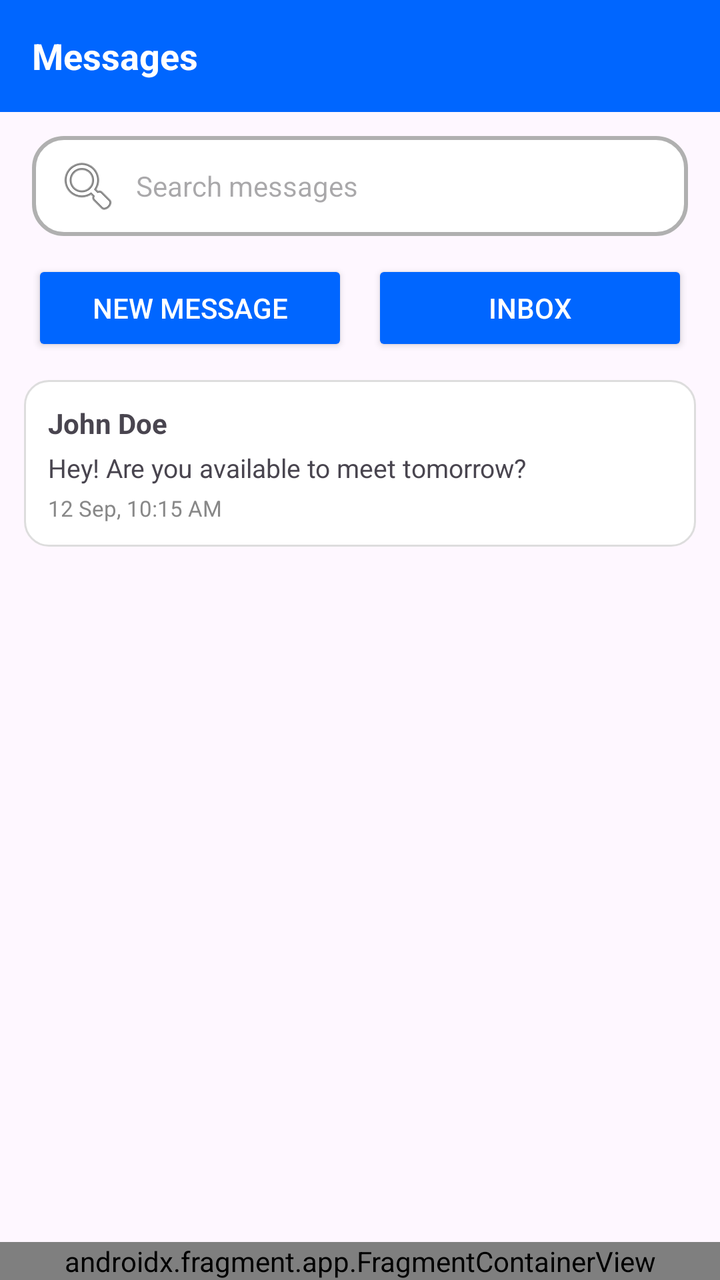
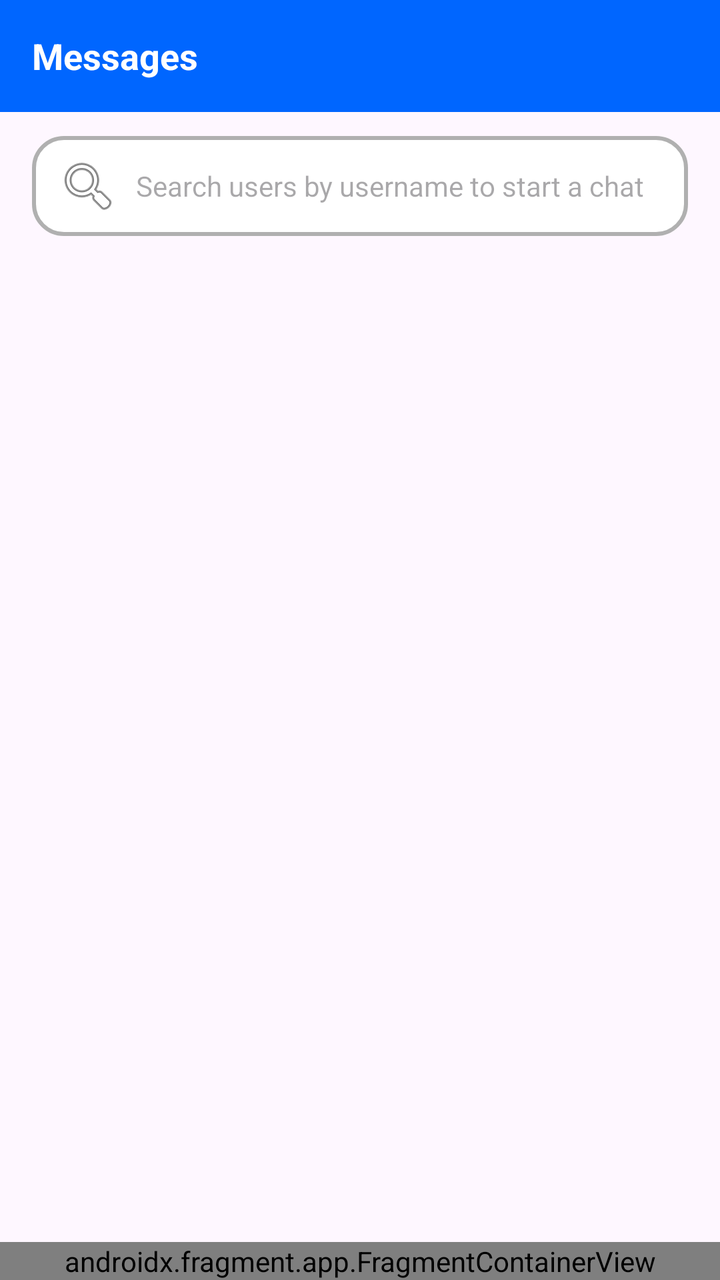

Screens rendered from an Android XML layout before and after an edit, with the pre-edit source and the edit as a unified diff.
<!-- AndroidManifest.xml: application theme Theme.AcadenceApp -->
<!-- res/layout/activity_message.xml -->
<?xml version="1.0" encoding="utf-8"?>
<androidx.constraintlayout.widget.ConstraintLayout xmlns:android="http://schemas.android.com/apk/res/android"
    xmlns:app="http://schemas.android.com/apk/res-auto"
    xmlns:tools="http://schemas.android.com/tools"
    android:id="@+id/main"
    android:layout_width="match_parent"
    android:layout_height="match_parent"
    tools:context=".RequestActivity">

    <TextView
        android:id="@+id/titleText"
        android:layout_width="0dp"
        android:layout_height="56dp"
        android:background="#0066FF"
        android:gravity="center_vertical"
        android:paddingStart="16dp"
        android:text="Messages"
        android:textColor="@android:color/white"
        android:textSize="18sp"
        android:textStyle="bold"
        app:layout_constraintTop_toTopOf="parent"
        app:layout_constraintStart_toStartOf="parent"
        app:layout_constraintEnd_toEndOf="parent" />

    
    <EditText
        android:id="@+id/searchBar"
        android:layout_width="0dp"
        android:layout_height="50dp"
        android:hint="Search messages"
        android:drawableStart="@android:drawable/ic_menu_search"
        android:drawablePadding="8dp"
        android:padding="12dp"
        android:textSize="14sp"
        android:background="@drawable/rounded_edittext"
        android:layout_marginStart="16dp"
        android:layout_marginEnd="16dp"
        android:layout_marginTop="12dp"
        app:layout_constraintTop_toBottomOf="@id/titleText"
        app:layout_constraintStart_toStartOf="parent"
        app:layout_constraintEnd_toEndOf="parent" />

    
    <LinearLayout
        android:id="@+id/buttonRow"
        android:layout_width="0dp"
        android:layout_height="wrap_content"
        android:orientation="horizontal"
        android:gravity="center"
        android:layout_marginTop="12dp"
        android:layout_marginStart="16dp"
        android:layout_marginEnd="16dp"
        app:layout_constraintTop_toBottomOf="@id/searchBar"
        app:layout_constraintStart_toStartOf="parent"
        app:layout_constraintEnd_toEndOf="parent">

        <Button
            android:id="@+id/btnNewMessage"
            android:layout_width="0dp"
            android:layout_height="wrap_content"
            android:layout_weight="1"
            android:text="New Message"
            android:textColor="@android:color/white"
            android:backgroundTint="#0066FF" />

        <Space
            android:layout_width="12dp"
            android:layout_height="wrap_content" />

        <Button
            android:id="@+id/btnInbox"
            android:layout_width="0dp"
            android:layout_height="wrap_content"
            android:layout_weight="1"
            android:text="Inbox"
            android:textColor="@android:color/white"
            android:backgroundTint="#0066FF" />
    </LinearLayout>

    
    <LinearLayout
        android:id="@+id/messagesList"
        android:layout_width="0dp"
        android:layout_height="0dp"
        android:orientation="vertical"
        android:padding="12dp"
        app:layout_constraintTop_toBottomOf="@id/buttonRow"
        app:layout_constraintBottom_toTopOf="@id/navbar_container"
        app:layout_constraintStart_toStartOf="parent"
        app:layout_constraintEnd_toEndOf="parent">

        
        <LinearLayout
            android:layout_width="match_parent"
            android:layout_height="wrap_content"
            android:orientation="vertical"
            android:padding="12dp"
            android:layout_marginBottom="8dp"
            android:background="@drawable/rounded_card">

            <TextView
                android:layout_width="wrap_content"
                android:layout_height="wrap_content"
                android:text="John Doe"
                android:textStyle="bold"
                android:textSize="14sp" />

            <TextView
                android:layout_width="wrap_content"
                android:layout_height="wrap_content"
                android:text="Hey! Are you available to meet tomorrow?"
                android:textSize="13sp"
                android:layout_marginTop="4dp" />

            <TextView
                android:layout_width="wrap_content"
                android:layout_height="wrap_content"
                android:text="12 Sep, 10:15 AM"
                android:textSize="11sp"
                android:textColor="#888888"
                android:layout_marginTop="4dp"/>
        </LinearLayout>

    </LinearLayout>

    
    <androidx.fragment.app.FragmentContainerView
        android:id="@+id/navbar_container"
        android:name="com.example.acadenceapp.NavbarFragment"
        android:layout_width="0dp"
        android:layout_height="wrap_content"
        app:layout_constraintBottom_toBottomOf="parent"
        app:layout_constraintStart_toStartOf="parent"
        app:layout_constraintEnd_toEndOf="parent" />

</androidx.constraintlayout.widget.ConstraintLayout>
<!-- resources referenced by this layout -->
<resources>
  <!-- drawable rounded_card (drawable) -->
  <?xml version="1.0" encoding="utf-8"?>
  <shape xmlns:android="http://schemas.android.com/apk/res/android"
      android:shape="rectangle">
  
      
      <solid android:color="@android:color/white" />
  
      
      <stroke
          android:width="1dp"
          android:color="#DDDDDD" /> 
  
      
      <corners android:radius="12dp" />
  
      
      <padding
          android:left="8dp"
          android:top="8dp"
          android:right="8dp"
          android:bottom="8dp" />
  
  </shape>
  <!-- drawable rounded_edittext (drawable) -->
  <?xml version="1.0" encoding="utf-8"?>
  <shape xmlns:android="http://schemas.android.com/apk/res/android" android:shape="rectangle">
      <solid android:color="#FFFFFF"/> 
      <corners android:radius="15dp"/>
      <stroke android:width="2dp" android:color="#B0B0B0"/>
      <padding android:left="16dp" android:top="16dp"
          android:right="16dp" android:bottom="16dp"/>
  </shape>
  <style name="Theme.AcadenceApp" parent="Base.Theme.AcadenceApp" />
  <style name="Base.Theme.AcadenceApp" parent="Theme.Material3.DayNight.NoActionBar">
          <item name="colorPrimary">#0066FF</item>   
          <item name="colorPrimaryVariant">#004C99</item> 
          <item name="colorOnPrimary">#FFFFFF</item> 
      </style>
</resources>

<!-- the commit's change to res/layout/activity_message.xml (unified diff, before → after) -->
@@ -5,33 +5,32 @@
     android:id="@+id/main"
     android:layout_width="match_parent"
     android:layout_height="match_parent"
-    tools:context=".RequestActivity">
+    tools:context=".MessageActivity"> <TextView
+    android:id="@+id/titleText"
+    android:layout_width="0dp"
+    android:layout_height="56dp"
+    android:background="#0066FF"
+    android:gravity="center_vertical"
+    android:paddingStart="16dp"
+    android:text="Messages"
+    android:textColor="@android:color/white"
+    android:textSize="18sp"
+    android:textStyle="bold"
+    app:layout_constraintTop_toTopOf="parent"
+    app:layout_constraintStart_toStartOf="parent"
+    app:layout_constraintEnd_toEndOf="parent" />
 
-    <TextView
-        android:id="@+id/titleText"
-        android:layout_width="0dp"
-        android:layout_height="56dp"
-        android:background="#0066FF"
-        android:gravity="center_vertical"
-        android:paddingStart="16dp"
-        android:text="Messages"
-        android:textColor="@android:color/white"
-        android:textSize="18sp"
-        android:textStyle="bold"
-        app:layout_constraintTop_toTopOf="parent"
-        app:layout_constraintStart_toStartOf="parent"
-        app:layout_constraintEnd_toEndOf="parent" />
-
-    
     <EditText
         android:id="@+id/searchBar"
         android:layout_width="0dp"
         android:layout_height="50dp"
-        android:hint="Search messages"
+        android:hint="Search users by username to start a chat"
         android:drawableStart="@android:drawable/ic_menu_search"
         android:drawablePadding="8dp"
         android:padding="12dp"
         android:textSize="14sp"
+        android:imeOptions="actionSearch"
+        android:inputType="text"
         android:background="@drawable/rounded_edittext"
         android:layout_marginStart="16dp"
         android:layout_marginEnd="16dp"
@@ -40,91 +39,17 @@
         app:layout_constraintStart_toStartOf="parent"
         app:layout_constraintEnd_toEndOf="parent" />
 
-    
-    <LinearLayout
-        android:id="@+id/buttonRow"
-        android:layout_width="0dp"
-        android:layout_height="wrap_content"
-        android:orientation="horizontal"
-        android:gravity="center"
-        android:layout_marginTop="12dp"
-        android:layout_marginStart="16dp"
-        android:layout_marginEnd="16dp"
-        app:layout_constraintTop_toBottomOf="@id/searchBar"
-        app:layout_constraintStart_toStartOf="parent"
-        app:layout_constraintEnd_toEndOf="parent">
-
-        <Button
-            android:id="@+id/btnNewMessage"
-            android:layout_width="0dp"
-            android:layout_height="wrap_content"
-            android:layout_weight="1"
-            android:text="New Message"
-            android:textColor="@android:color/white"
-            android:backgroundTint="#0066FF" />
-
-        <Space
-            android:layout_width="12dp"
-            android:layout_height="wrap_content" />
-
-        <Button
-            android:id="@+id/btnInbox"
-            android:layout_width="0dp"
-            android:layout_height="wrap_content"
-            android:layout_weight="1"
-            android:text="Inbox"
-            android:textColor="@android:color/white"
-            android:backgroundTint="#0066FF" />
-    </LinearLayout>
-
-    
-    <LinearLayout
-        android:id="@+id/messagesList"
+    <androidx.recyclerview.widget.RecyclerView
+        android:id="@+id/recentChatsRecyclerView"
         android:layout_width="0dp"
         android:layout_height="0dp"
-        android:orientation="vertical"
         android:padding="12dp"
-        app:layout_constraintTop_toBottomOf="@id/buttonRow"
+        android:clipToPadding="false"
+        app:layout_constraintTop_toBottomOf="@id/searchBar"
         app:layout_constraintBottom_toTopOf="@id/navbar_container"
         app:layout_constraintStart_toStartOf="parent"
-        app:layout_constraintEnd_toEndOf="parent">
-
-        
-        <LinearLayout
-            android:layout_width="match_parent"
-            android:layout_height="wrap_content"
-            android:orientation="vertical"
-            android:padding="12dp"
-            android:layout_marginBottom="8dp"
-            android:background="@drawable/rounded_card">
-
-            <TextView
-                android:layout_width="wrap_content"
-                android:layout_height="wrap_content"
-                android:text="John Doe"
-                android:textStyle="bold"
-                android:textSize="14sp" />
-
-            <TextView
-                android:layout_width="wrap_content"
-                android:layout_height="wrap_content"
-                android:text="Hey! Are you available to meet tomorrow?"
-                android:textSize="13sp"
-                android:layout_marginTop="4dp" />
-
-            <TextView
-                android:layout_width="wrap_content"
-                android:layout_height="wrap_content"
-                android:text="12 Sep, 10:15 AM"
-                android:textSize="11sp"
-                android:textColor="#888888"
-                android:layout_marginTop="4dp"/>
-        </LinearLayout>
-
-    </LinearLayout>
-
-    
-    <androidx.fragment.app.FragmentContainerView
+        app:layout_constraintEnd_toEndOf="parent"
+        tools:listitem="@layout/item_recent_chat" /> <androidx.fragment.app.FragmentContainerView
         android:id="@+id/navbar_container"
         android:name="com.example.acadenceapp.NavbarFragment"
         android:layout_width="0dp"
@@ -134,3 +59,59 @@
         app:layout_constraintEnd_toEndOf="parent" />
 
 </androidx.constraintlayout.widget.ConstraintLayout>
+<!-- res/layout/item_recent_chat.xml (included above) -->
+<?xml version="1.0" encoding="utf-8"?>
+<androidx.cardview.widget.CardView xmlns:android="http://schemas.android.com/apk/res/android"
+    xmlns:app="http://schemas.android.com/apk/res-auto"
+    android:id="@+id/chatCard"
+    android:layout_width="match_parent"
+    android:layout_height="wrap_content"
+    android:layout_marginHorizontal="16dp"
+    android:layout_marginBottom="8dp"
+    app:cardCornerRadius="8dp"
+    app:cardElevation="2dp"
+    android:foreground="?android:attr/selectableItemBackground"
+    android:clickable="true"
+    android:focusable="true">
+
+    <androidx.constraintlayout.widget.ConstraintLayout
+        android:layout_width="match_parent"
+        android:layout_height="wrap_content"
+        android:padding="12dp">
+
+        <TextView
+            android:id="@+id/textViewChatName"
+            android:layout_width="0dp"
+            android:layout_height="wrap_content"
+            android:text="Chat Partner Username"
+            android:textStyle="bold"
+            android:textSize="16sp"
+            app:layout_constraintTop_toTopOf="parent"
+            app:layout_constraintStart_toStartOf="parent"
+            app:layout_constraintEnd_toStartOf="@id/textViewTimestamp" />
+
+        <TextView
+            android:id="@+id/textViewLastMessage"
+            android:layout_width="0dp"
+            android:layout_height="wrap_content"
+            android:text="Hey! Are you available to meet tomorrow?"
+            android:textSize="14sp"
+            android:maxLines="1"
+            android:ellipsize="end"
+            android:layout_marginTop="4dp"
+            app:layout_constraintTop_toBottomOf="@id/textViewChatName"
+            app:layout_constraintStart_toStartOf="parent"
+            app:layout_constraintEnd_toStartOf="@id/textViewTimestamp" />
+
+        <TextView
+            android:id="@+id/textViewTimestamp"
+            android:layout_width="wrap_content"
+            android:layout_height="wrap_content"
+            android:text="10:15 AM"
+            android:textSize="12sp"
+            android:textColor="#888888"
+            app:layout_constraintTop_toTopOf="parent"
+            app:layout_constraintEnd_toEndOf="parent"/>
+
+    </androidx.constraintlayout.widget.ConstraintLayout>
+</androidx.cardview.widget.CardView>
<!-- resource entries referenced after the edit -->
@@ -1,29 +1,5 @@
 <!-- resources referenced by this layout -->
 <resources>
-  <!-- drawable rounded_card (drawable) -->
-  <?xml version="1.0" encoding="utf-8"?>
-  <shape xmlns:android="http://schemas.android.com/apk/res/android"
-      android:shape="rectangle">
-  
-      
-      <solid android:color="@android:color/white" />
-  
-      
-      <stroke
-          android:width="1dp"
-          android:color="#DDDDDD" /> 
-  
-      
-      <corners android:radius="12dp" />
-  
-      
-      <padding
-          android:left="8dp"
-          android:top="8dp"
-          android:right="8dp"
-          android:bottom="8dp" />
-  
-  </shape>
   <!-- drawable rounded_edittext (drawable) -->
   <?xml version="1.0" encoding="utf-8"?>
   <shape xmlns:android="http://schemas.android.com/apk/res/android" android:shape="rectangle">
